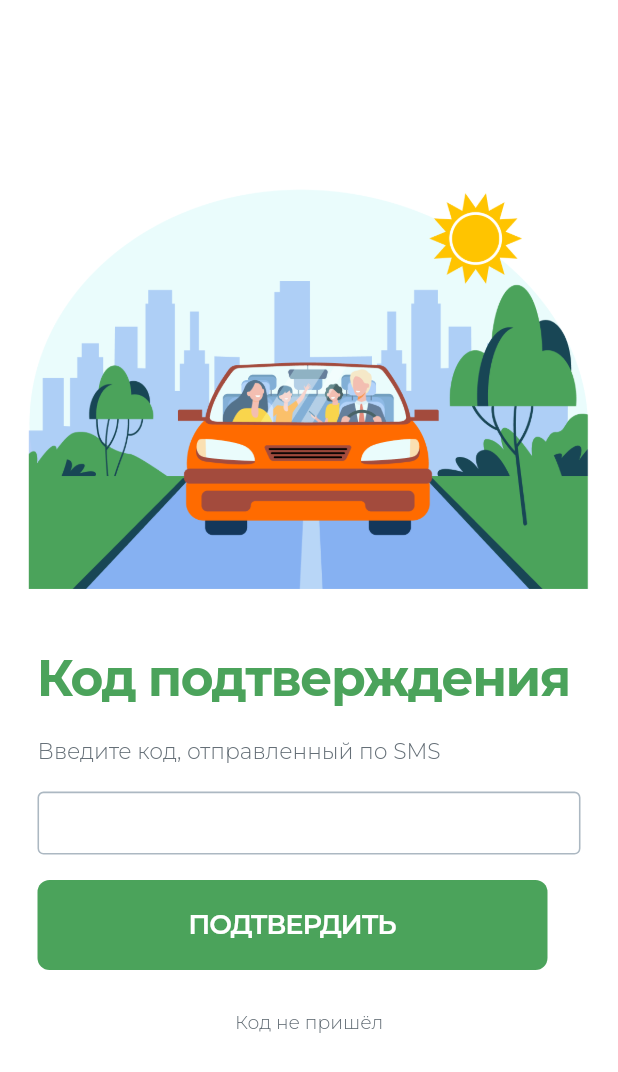
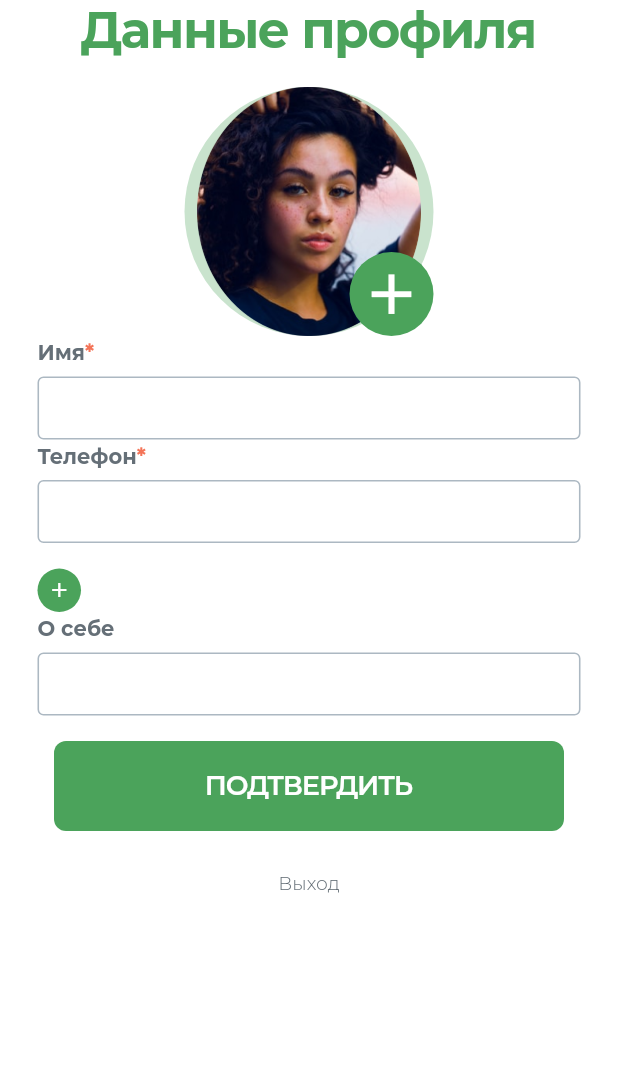
Before and after one commit to Poll21/analog-BlaBlaCar, a Flutter app: the CodSmsScreen screen opened by its route, after a tap on "ПОДТВЕРДИТЬ", on a phone screen of 412 x 824 dp. Shown: the top 1072 px of the screen. Run offline on Flutter 3.47's test engine with Material 2 defaults, Android fonts, the phone set to English and light mode, and no system bars; project files that could hold a hidden picture were left out.

Commit message:
Profil Screen

```diff
--- a/lib/application/ui/navigation/main_navigation.dart
+++ b/lib/application/ui/navigation/main_navigation.dart
@@ -5,6 +5,7 @@ abstract class Screens {
   static const main = "/";
   static const registrationPhone = "/registrationPhone";
   static const constcodSms = "/registrationPhone/constcodSms";
+  static const registrationProfile = "/registrationPhone/constcodSms/registrationProfile";
   static const carProfile = "/carProfile";
 
 }
@@ -15,6 +16,7 @@ class MainNavigation {
     Screens.main: (_) => _screenFactory.makeBringing(),
     Screens.registrationPhone: (_) => _screenFactory.makeRegistrationgPhone(),
     Screens.constcodSms: (_) => _screenFactory.makeCodSms(),
+    Screens.registrationProfile: (_) => _screenFactory.makeRegistrationProfile(),
     Screens.carProfile: (_) => _screenFactory.makeCarProfile(),
   };
   Route<dynamic>? onGenerateRoute(RouteSettings settings){
--- a/lib/application/ui/screen_factory/screen_factory.dart
+++ b/lib/application/ui/screen_factory/screen_factory.dart
@@ -2,6 +2,7 @@ import 'package:flutter/cupertino.dart';
 import 'package:untitled2/application/ui/screens/bringing_screen/cod_sms_screen.dart';
 import 'package:untitled2/application/ui/screens/bringing_screen/registration_phone_screen.dart';
 import 'package:untitled2/application/ui/screens/bringing_screen/bringing_screen.dart';
+import 'package:untitled2/application/ui/screens/bringing_screen/registration_profile_scrin.dart';
 import 'package:untitled2/application/ui/screens/cars_profile/cars_profile.dart';
 import 'package:untitled2/application/ui/screens/main_tabs/main_tabs_screen.dart';
 
@@ -10,5 +11,7 @@ class ScreenFactory {
   Widget makeRegistrationgPhone() => const RegistrationPhoneScreen();
   Widget makeCodSms() => const CodSmsScreen();
   Widget makeMainTabs() => const MainTabsScreen();
+  Widget makeRegistrationProfile() => const RegistrationProfileScreen();
   Widget makeCarProfile() => const CarsProfileScreen();
+
 }
--- a/lib/application/ui/screens/bringing_screen/cod_sms_screen.dart
+++ b/lib/application/ui/screens/bringing_screen/cod_sms_screen.dart
@@ -86,7 +86,7 @@ class CodSmsScreen extends StatelessWidget {
           child: ProceedButton(
               text: 'ПОДТВЕРДИТЬ',
               press: () =>
-                  {Navigator.of(context).pushNamed(Screens.constcodSms)}),
+                  {Navigator.of(context).pushNamed(Screens.registrationProfile)}),
         ),
         const SizedBox(height: 10),
         Center(
--- /dev/null
+++ b/lib/application/ui/screens/bringing_screen/registration_profile_scrin.dart
@@ -0,0 +1,202 @@
+import 'package:flutter/cupertino.dart';
+import 'package:flutter/material.dart';
+import 'package:flutter/widgets.dart';
+import 'package:untitled2/application/ui/constants/constants.dart';
+import 'package:untitled2/application/ui/navigation/main_navigation.dart';
+import 'package:untitled2/application/ui/widget/proceed_button.dart';
+
+class RegistrationProfileScreen extends StatelessWidget {
+  const RegistrationProfileScreen({Key? key}) : super(key: key);
+
+  @override
+  Widget build(BuildContext context) {
+    return Scaffold(
+      body: Padding(
+        padding: const EdgeInsets.symmetric(horizontal: 25),
+        child: Column(
+          crossAxisAlignment: CrossAxisAlignment.center,
+          children: [
+            const Text(
+              'Данные профиля',
+              style: TextStyle(
+                color: primaryColor,
+                fontSize: 33.5,
+                fontFamily: 'Montserrat',
+                fontWeight: FontWeight.w700,
+                letterSpacing: -1.04,
+              ),
+            ),
+            const SizedBox(
+              height: 17,
+            ),
+            Stack(
+              alignment: AlignmentDirectional.bottomEnd,
+              children: [
+                CircleAvatar(
+                  radius: 83,
+                  backgroundColor: notSelectedPhoto,
+                  child: Image.asset(
+                    'assets/images/photo.png',
+                  ),
+                ),
+                FloatingActionButton(
+                  elevation: 0,
+                  child: const Icon(
+                    Icons.add,
+                    color: backGroundColor,
+                    size: 45,
+                  ),
+                  backgroundColor: primaryColor,
+                  onPressed: () {},
+                ),
+              ],
+            ),
+            FormProfileWidget(
+              title: 'Имя',
+              error: '*',
+            ),
+            FormProfileWidget(
+              title: 'Телефон',
+              error: '*',
+            ),
+            const SizedBox(height: 17),
+            Row(
+              crossAxisAlignment: CrossAxisAlignment.end,
+              mainAxisSize: MainAxisSize.max,
+              mainAxisAlignment: MainAxisAlignment.start,
+              children: [
+                // FormProfileWidget(
+                //   title: 'Социальные сети социальные сети',
+                //   error: '',
+                // ),
+                SizedBox(
+                  width: 29,
+                  height: 29,
+                  child: FloatingActionButton(
+                    elevation: 0,
+                    child: const Icon(
+                      Icons.add,
+                      color: backGroundColor,
+                      size: 16,
+                    ),
+                    backgroundColor: primaryColor,
+                    onPressed: () {},
+                  ),
+                ),
+              ],
+            ),
+            FormProfileWidget(
+              title: 'О себе',
+              error: '',
+            ),
+            const SizedBox(height: 17),
+            ProceedButton(
+                text: 'ПОДТВЕРДИТЬ',
+                press: () => {
+                      Navigator.of(context)
+                          .pushNamed(Screens.registrationProfile)
+                    }),
+            const SizedBox(height: 10),
+            Center(
+              child: TextButton(
+                onPressed: () =>
+                    {Navigator.of(context).pushNamed(Screens.constcodSms)},
+                child: const Text('Выход',
+                    style: TextStyle(
+                        color: textActiveColor,
+                        fontSize: 12.5,
+                        fontFamily: 'Montserrat',
+                        fontWeight: FontWeight.w300,
+                        height: 1.5)),
+              ),
+            ),
+          ],
+        ),
+      ),
+    );
+  }
+}
+
+class FormProfileWidget extends StatefulWidget {
+  String title = '';
+  String error = '*';
+
+  FormProfileWidget({Key? key, required this.title, required this.error})
+      : super(key: key);
+
+  @override
+  _FormProfileWidgetState createState() =>
+      _FormProfileWidgetState(this.title, this.error);
+}
+
+class _FormProfileWidgetState extends State<FormProfileWidget> {
+  TextEditingController nameController = TextEditingController();
+  String title = '';
+  String error = '*';
+
+  _FormProfileWidgetState(this.title, this.error);
+
+  @override
+  Widget build(BuildContext context) {
+    return Column(
+      children: [
+        SizedBox(
+          height: 21,
+          child: Row(
+            mainAxisAlignment: MainAxisAlignment.start,
+            children: [
+              Text(title,
+                  style: TextStyle(
+                    fontFamily: 'Montserrat',
+                    fontWeight: FontWeight.w700,
+                    fontSize: 14,
+                    color: textActiveColor,
+                  )),
+              Text(error,
+                  style: TextStyle(
+                    fontFamily: 'Montserrat',
+                    fontWeight: FontWeight.w700,
+                    fontSize: 14,
+                    color: errorColor,
+                  )),
+            ],
+          ),
+        ),
+        SizedBox(
+          height: 6,
+        ),
+        SizedBox(
+          height: 42,
+          child: TextField(
+              cursorColor: borderTextField,
+              style: const TextStyle(
+                color: textPassiveColor,
+                fontSize: 14.57,
+                fontFamily: 'Montserrat_Medium',
+                fontStyle: FontStyle.normal,
+                fontWeight: FontWeight.w500,
+              ),
+              decoration: InputDecoration(
+                contentPadding: EdgeInsets.symmetric(horizontal: 35),
+
+                prefixIconColor: textPassiveColor,
+
+                enabledBorder: const OutlineInputBorder(
+                  borderSide: BorderSide(color: borderTextField, width: 1.04),
+                  borderRadius: BorderRadius.all(Radius.circular(4.0)),
+                ),
+                focusedBorder: const OutlineInputBorder(
+                  borderSide: BorderSide(color: borderTextField, width: 1.5),
+                  borderRadius: BorderRadius.all(Radius.circular(4.0)),
+                ),
+
+                // border: OutlineInputBorder(
+                //   borderSide: BorderSide(color: borderTextField, width: 1.04),
+                //   borderRadius: BorderRadius.all(Radius.circular(4.0)),
+                // ),
+              )),
+        ),
+      ],
+    );
+  }
+}
```
Also changed, not shown: assets/images/photo.png (added).
